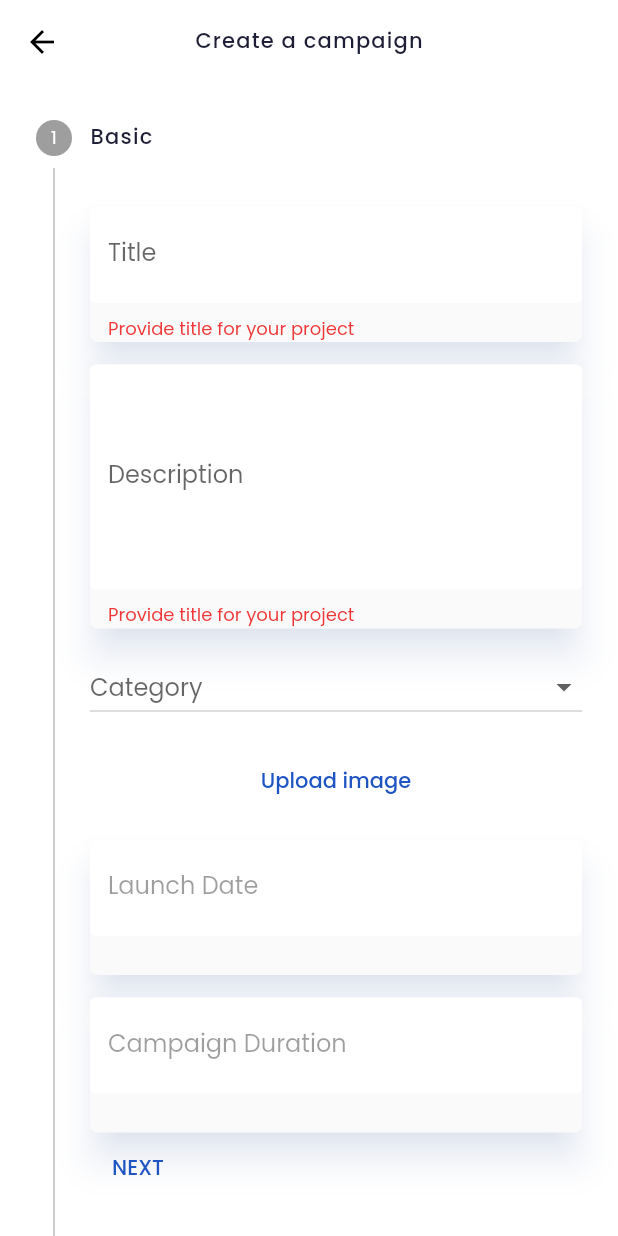
After one commit to AjjuSingh/Crowdfunding-App, a Flutter app: the CreateCampaignPage screen opened directly, after a tap on "NEXT", on a phone screen of 412 x 824 dp. The commit adds this screen. Run offline on Flutter 3.47's test engine with Material 2 defaults, Android fonts, the phone set to English and light mode, and no system bars; our stand-ins replace dartz, dio, google_fonts, modal_bottom_sheet, percent_indicator, pin_code_fields and 1 more; accounts and stored records are empty.

Commit message:
Added Ui for create campaign

```diff
--- a/lib/constants/api_path.dart
+++ b/lib/constants/api_path.dart
@@ -7,6 +7,8 @@ class ApiPath {
   static final String resetPassword = "reset";
 
   static String profileBasic = "user";
+
+  static final String createCampaign = "create/campaign";
 }
 
 class APIConstants {
--- a/lib/main.dart
+++ b/lib/main.dart
@@ -69,9 +69,6 @@ class __AppBootStrapperState extends State<_AppBootStrapper> {
         "/login/email": (context) => EmailLoginPage(),
         "/signup": (context) => SignUpPage(),
         "/activate": (context) => ActivateAccountPage(),
-
-        /// Testing widget
-        "/whoareyou": (context) => WhoAreYou()
       },
     );
   }
--- /dev/null
+++ b/lib/models/campaign/campaign_model.dart
@@ -0,0 +1,187 @@
+// To parse this JSON data, do
+//
+//     final campaign = campaignFromJson(jsonString);
+
+import 'dart:convert';
+
+Campaign campaignFromJson(String str) => Campaign.fromJson(json.decode(str));
+
+String campaignToJson(Campaign data) => json.encode(data.toJson());
+
+class Campaign {
+  Campaign({
+    this.title,
+    this.subTitle,
+    this.category,
+    this.location,
+    this.image,
+    this.launchDate,
+    this.campaignDuration,
+    this.funding,
+    this.story,
+    this.people,
+    this.bankAccount,
+  });
+
+  String? title;
+  String? subTitle;
+  String? category;
+  String? location;
+  String? image;
+  String? launchDate;
+  String? campaignDuration;
+  String? funding;
+  Story? story;
+  People? people;
+  BankAccount? bankAccount;
+
+  factory Campaign.fromJson(Map<String, dynamic> json) => Campaign(
+        title: json["title"],
+        subTitle: json["subTitle"],
+        category: json["category"],
+        location: json["location"],
+        image: json["image"],
+        launchDate: json["launchDate"],
+        campaignDuration: json["campaignDuration"],
+        funding: json["funding"],
+        story: Story.fromJson(json["story"]),
+        people: People.fromJson(json["people"]),
+        bankAccount: BankAccount.fromJson(json["bankAccount"]),
+      );
+
+  Map<String, dynamic> toJson() => {
+        "title": title,
+        "subTitle": subTitle,
+        "category": category,
+        "location": location,
+        "image": image,
+        "launchDate": launchDate,
+        "campaignDuration": campaignDuration,
+        "funding": funding,
+        "story": story!.toJson(),
+        "people": people!.toJson(),
+        "bankAccount": bankAccount!.toJson(),
+      };
+}
+
+class BankAccount {
+  BankAccount({
+    this.fullName,
+    this.ifsc,
+    this.accountNumber,
+  });
+
+  String? fullName;
+  String? ifsc;
+  int? accountNumber;
+
+  factory BankAccount.fromJson(Map<String, dynamic> json) => BankAccount(
+        fullName: json["fullName"],
+        ifsc: json["ifsc"],
+        accountNumber: json["accountNumber"],
+      );
+
+  Map<String, dynamic> toJson() => {
+        "fullName": fullName,
+        "ifsc": ifsc,
+        "accountNumber": accountNumber,
+      };
+}
+
+class People {
+  People({
+    this.fullName,
+    this.email,
+    this.photo,
+    this.biography,
+    this.identity,
+  });
+
+  String? fullName;
+  String? email;
+  String? photo;
+  String? biography;
+  Identity? identity;
+
+  factory People.fromJson(Map<String, dynamic> json) => People(
+        fullName: json["fullName"],
+        email: json["email"],
+        photo: json["photo"],
+        biography: json["biography"],
+        identity: Identity.fromJson(json["identity"]),
+      );
+
+  Map<String, dynamic> toJson() => {
+        "fullName": fullName,
+        "email": email,
+        "photo": photo,
+        "biography": biography,
+        "identity": identity!.toJson(),
+      };
+}
+
+class Identity {
+  Identity({
+    this.firstName,
+    this.lastName,
+    this.dob,
+    this.address,
+    this.city,
+    this.postalCode,
+    this.country,
+    this.phoneNumber,
+  });
+
+  String? firstName;
+  String? lastName;
+  String? dob;
+  String? address;
+  String? city;
+  int? postalCode;
+  String? country;
+  int? phoneNumber;
+
+  factory Identity.fromJson(Map<String, dynamic> json) => Identity(
+        firstName: json["firstName"],
+        lastName: json["lastName"],
+        dob: json["dob"],
+        address: json["address"],
+        city: json["city"],
+        postalCode: json["postalCode"],
+        country: json["country"],
+        phoneNumber: json["phoneNumber"],
+      );
+
+  Map<String, dynamic> toJson() => {
+        "firstName": firstName,
+        "lastName": lastName,
+        "dob": dob,
+        "address": address,
+        "city": city,
+        "postalCode": postalCode,
+        "country": country,
+        "phoneNumber": phoneNumber,
+      };
+}
+
+class Story {
+  Story({
+    this.description,
+    this.environmentCommitment,
+  });
+
+  String? description;
+  List<String>? environmentCommitment;
+
+  factory Story.fromJson(Map<String, dynamic> json) => Story(
+        description: json["description"],
+        environmentCommitment:
+            List<String>.from(json["environment_commitment"].map((x) => x)),
+      );
+
+  Map<String, dynamic> toJson() => {
+        "description": description,
+        "environment_commitment":
+            List<dynamic>.from(environmentCommitment!.map((x) => x)),
+      };
+}
--- /dev/null
+++ b/lib/repository/campaign_repository/campaign_repository.dart
@@ -0,0 +1,6 @@
+import 'package:crowdfund_app/models/campaign/campaign_model.dart';
+
+abstract class CampaignRepository {
+  /// Get the list of crowdfunding campaigns
+  Future<void> createCampaign({Campaign campaign});
+}
--- /dev/null
+++ b/lib/repository/campaign_repository/campaign_repository_impl.dart
@@ -0,0 +1,23 @@
+import 'package:crowdfund_app/_utils/safe_print.dart';
+import 'package:crowdfund_app/constants/api_path.dart';
+import 'package:crowdfund_app/models/campaign/campaign_model.dart';
+import 'package:crowdfund_app/repository/campaign_repository/campaign_repository.dart';
+import 'package:crowdfund_app/services/services.dart';
+import 'package:dio/dio.dart';
+
+class CampaignRepositoryImpl extends CampaignRepository {
+  /// Http service
+  HttpService _httpService = HttpFactory.create();
+
+  @override
+  Future<void> createCampaign({Campaign? campaign}) {
+    var response;
+    try {
+      response = _httpService.post(
+          url: ApiPath.createCampaign, queryParams: campaign!.toJson());
+    } catch (e) {
+      safePrint(e.toString());
+    }
+    return response;
+  }
+}
--- a/lib/services/http_service.dart
+++ b/lib/services/http_service.dart
@@ -1,3 +1,5 @@
+import 'dart:convert';
+
 import 'package:crowdfund_app/caching/app_shared_preferences_caching.dart';
 import 'package:dio/dio.dart';
 
@@ -13,7 +15,6 @@ class HttpFactory {
 abstract class HttpService {
   /// Dio http client setup
   /// Base options and other stuff 👍
-  late Response _response;
   late Dio dio;
 
   /// Development backend URL
@@ -23,37 +24,16 @@ abstract class HttpService {
   final String _prodUrl = "https://aqueous-earth-15157.herokuapp.com";
 
   /// Init method to create instance of Dio
-  void init() {
+  void init() async {
+    PreferenceStore preferenceStore = await PreferenceStore.create();
+    String token = preferenceStore.getToken!;
+
     // Base options
-    BaseOptions options = new BaseOptions(
-      baseUrl: _prodUrl,
-    );
+    BaseOptions options = new BaseOptions(baseUrl: _prodUrl, headers: {
+      "Authorization": "Bearer $token",
+      "Content-Type": "application/json"
+    });
     dio = new Dio(options);
-  }
-
-  /// Build headers
-  Map _buildHeaders({String? authToken}) {
-    Map<String, String> headers = Map();
-    headers["Content-Type"] = "application/json";
-    if (authToken != null) {
-      headers["Authorization"] = "Bearer $authToken";
-    }
-    return headers;
-  }
-
-  String _buildUrl({
-    required String endpoint,
-    Map<String, dynamic>? queryParams,
-  }) {
-    var apiUrl = Uri.parse(_baseUrl);
-    String apiPath = apiUrl.path + "/" + endpoint;
-    final url = Uri(
-            scheme: apiUrl.scheme,
-            host: apiUrl.host,
-            path: apiPath,
-            queryParameters: queryParams)
-        .toString();
-    return url;
   }
 
   Future<dynamic> get({
@@ -61,42 +41,23 @@ abstract class HttpService {
     Map<String, dynamic>? queryParams,
   }) async {
     try {
-      // TODO: Get user token from shared preference
-
-      // TODO: Pass token to _buildHeaders method
-
-      Response response =
-          await dio.get(url!, queryParameters: queryParams, options: Options());
-      return response;
+      Response response = await dio.get(url!,
+          queryParameters: queryParams,
+          options: Options(contentType: "application/json"));
+      var decodedResponse = jsonDecode(response.data);
+      return decodedResponse;
     } catch (_) {}
   }
 
-  Future<Dio> getApiClient() async {
-    PreferenceStore store = await PreferenceStore.create();
-    var token = store.getToken;
-    dio.interceptors.clear();
-    dio.interceptors.add(InterceptorsWrapper(
-        onRequest: (RequestOptions options, RequestInterceptorHandler handler) {
-          // Do something before request is sent
-          options.headers["Authorization"] = "Bearer " + token!;
-        },
-        onResponse: (Response response, ResponseInterceptorHandler) {},
-        onError:
-            (DioError error, ErrorInterceptorHandler interceptorHandler) async {
-          // Do something with response error
-          if (error.response?.statusCode == 403) {
-            dio.interceptors.requestLock.lock();
-            dio.interceptors.responseLock.lock();
-            // RequestOptions options = error.response.request;
-            // FirebaseUser user = await FirebaseAuth.instance.currentUser();
-            // token = await user.getIdToken(refresh: true);
-            // await writeAuthKey(token);
-
-            dio.interceptors.requestLock.unlock();
-            dio.interceptors.responseLock.unlock();
-          }
-        }));
-    dio.options.baseUrl = _baseUrl;
-    return dio;
+  Future<dynamic> post({
+    String? url,
+    Map<String, dynamic>? queryParams,
+  }) async {
+    try {
+      Response response = await dio.post(url!,
+          data: queryParams, options: Options(contentType: "application/json"));
+      var decodedResponse = jsonDecode(response.data);
+      return decodedResponse;
+    } catch (_) {}
   }
 }
--- /dev/null
+++ b/lib/services/services.dart
@@ -0,0 +1,4 @@
+export 'auth_user_service.dart';
+export 'auth_user_service_impl.dart';
+export 'http_service.dart';
+export 'native_http_service.dart';
--- a/lib/themes.dart
+++ b/lib/themes.dart
@@ -7,7 +7,12 @@ ThemeData lightThemeData(BuildContext context) {
   return ThemeData.light().copyWith(
     primaryColor: kPrimaryColor,
     scaffoldBackgroundColor: Colors.white,
-    appBarTheme: appBarTheme,
+    appBarTheme: AppBarTheme(
+        titleTextStyle: TextStyle(color: Colors.black),
+        centerTitle: true,
+        elevation: 0,
+        iconTheme: IconThemeData(color: Colors.black),
+        backgroundColor: Colors.transparent),
     iconTheme: IconThemeData(color: kContentColorLightTheme),
     textTheme: GoogleFonts.poppinsTextTheme(Theme.of(context)
             .textTheme
@@ -20,6 +25,8 @@ ThemeData lightThemeData(BuildContext context) {
       secondary: kSecondaryColor,
       error: kErrorColor,
     ),
+    inputDecorationTheme:
+        InputDecorationTheme(hintStyle: TextStyle(color: Colors.black)),
     bottomNavigationBarTheme: BottomNavigationBarThemeData(
       backgroundColor: Colors.white,
       selectedItemColor: kContentColorLightTheme.withOpacity(0.7),
@@ -36,7 +43,12 @@ ThemeData darkThemeData(BuildContext context) {
   return ThemeData.dark().copyWith(
     primaryColor: kPrimaryColor,
     scaffoldBackgroundColor: kContentColorLightTheme,
-    appBarTheme: appBarTheme,
+    appBarTheme: AppBarTheme(
+        titleTextStyle: TextStyle(color: Colors.white),
+        iconTheme: IconThemeData(color: Colors.white),
+        centerTitle: true,
+        elevation: 0,
+        backgroundColor: Colors.transparent),
     iconTheme: IconThemeData(color: kContentColorDarkTheme),
     textTheme: GoogleFonts.robotoTextTheme(Theme.of(context).textTheme)
         .apply(bodyColor: kContentColorDarkTheme),
@@ -45,6 +57,8 @@ ThemeData darkThemeData(BuildContext context) {
       secondary: kSecondaryColor,
       error: kErrorColor,
     ),
+    inputDecorationTheme:
+        InputDecorationTheme(hintStyle: TextStyle(color: Color(0xFF121212))),
     bottomNavigationBarTheme: BottomNavigationBarThemeData(
       backgroundColor: kContentColorLightTheme,
       selectedItemColor: Colors.white70,
@@ -54,6 +68,3 @@ ThemeData darkThemeData(BuildContext context) {
     ),
   );
 }
-
-final appBarTheme = AppBarTheme(
-    centerTitle: true, elevation: 0, backgroundColor: Colors.transparent);
--- a/lib/ui/dashboard/dashboard_page.dart
+++ b/lib/ui/dashboard/dashboard_page.dart
@@ -1,4 +1,6 @@
 import 'package:crowdfund_app/constants/constants.dart';
+import 'package:crowdfund_app/routing/app_navigator.dart';
+import 'package:crowdfund_app/ui/dashboard/home/campaign/create_campaign_page.dart';
 import 'package:crowdfund_app/ui/dashboard/home/home_page.dart';
 import 'package:flutter/material.dart';
 import 'package:modal_bottom_sheet/modal_bottom_sheet.dart';
@@ -29,12 +31,6 @@ class _DashboardPageState extends State<DashboardPage> {
     ),
   ];
 
-  void _onItemTapped(int index) {
-    setState(() {
-      _selectedIndex = index;
-    });
-  }
-
   @override
   Widget build(BuildContext context) {
     return Scaffold(
@@ -54,9 +50,8 @@ class _DashboardPageState extends State<DashboardPage> {
                           itemBuilder: (context, index) {
                             return TextButton(
                               onPressed: () {
-                                ScaffoldMessenger.of(context).showSnackBar(SnackBar(
-                                    content: Text(
-                                        "Create a ${options[index]["text"]}")));
+                                AppNavigator.push(
+                                    context, options[index]["widget"]);
                               },
                               child: Row(
                                 children: [
@@ -83,10 +78,11 @@ class _DashboardPageState extends State<DashboardPage> {
         floatingActionButtonAnimator: FloatingActionButtonAnimator.scaling,
         floatingActionButtonLocation: FloatingActionButtonLocation.centerDocked,
         bottomNavigationBar: BottomAppBar(
-            shape: CircularNotchedRectangle(),
-            elevation: 4,
-            notchMargin: 12,
-            color: Colors.white,
+            shape: AutomaticNotchedShape(RoundedRectangleBorder(
+                borderRadius: BorderRadius.circular(14))),
+            elevation: 20,
+            color: Theme.of(context).scaffoldBackgroundColor,
+            notchMargin: 6,
             child: Row(
               mainAxisAlignment: MainAxisAlignment.spaceAround,
               children: [
@@ -165,7 +161,7 @@ class _DashboardPageState extends State<DashboardPage> {
         color: AppColors.black,
       ),
       "text": "Start a campaign",
-      "widget": Placeholder()
+      "widget": CreateCampaignPage()
     }
   ];
 }
--- /dev/null
+++ b/lib/ui/dashboard/home/campaign/campaign_form_pages/basic_section.dart
@@ -0,0 +1,128 @@
+import 'package:crowdfund_app/_utils/safe_print.dart';
+import 'package:crowdfund_app/constants/app_config.dart';
+import 'package:crowdfund_app/widgets/text_form_field.dart';
+import 'package:flutter/cupertino.dart';
+import 'package:flutter/material.dart';
+
+class BasicSetupSection extends StatefulWidget {
+  final GlobalKey<FormState>? formKey;
+
+  const BasicSetupSection({Key? key, this.formKey}) : super(key: key);
+  @override
+  _BasicSetupSectionState createState() => _BasicSetupSectionState();
+}
+
+class _BasicSetupSectionState extends State<BasicSetupSection> {
+  final TextEditingController _titleController = TextEditingController();
+
+  final TextEditingController _descriptionController = TextEditingController();
+
+  final TextEditingController _launchDateController = TextEditingController();
+  String? category;
+
+  @override
+  Widget build(BuildContext context) {
+    return Form(
+        key: widget.formKey,
+        child: Column(
+          mainAxisAlignment: MainAxisAlignment.spaceAround,
+          children: [
+            SizedBox(
+              height: 10,
+            ),
+            VTextFormField(
+              inputType: TextInputType.multiline,
+              controller: _titleController,
+              title: "Title",
+              validator: (val) {
+                if (val.isEmpty) {
+                  return "Provide title for your project";
+                }
+                return null;
+              },
+            ),
+            SizedBox(
+              height: 15,
+            ),
+            VTextFormField(
+              inputType: TextInputType.multiline,
+              controller: _descriptionController,
+              title: "Description",
+              maxLine: 5,
+              validator: (val) {
+                if (val.isEmpty) {
+                  return "Provide title for your project";
+                }
+                return null;
+              },
+            ),
+            SizedBox(
+              height: 15,
+            ),
+            DropdownButton<String>(
+              hint: Text("Category"),
+              items: [
+                DropdownMenuItem(
+                  child: Text("Science"),
+                  value: "Science",
+                ),
+                DropdownMenuItem(
+                  child: Text("Art"),
+                  value: "Art",
+                ),
+                DropdownMenuItem(
+                  child: Text("Social"),
+                  value: "Social",
+                ),
+                DropdownMenuItem(
+                  child: Text("Lifestyle"),
+                  value: "Lifestyle",
+                )
+              ],
+              elevation: 5,
+              isExpanded: true,
+              value: category,
+              onChanged: (val) {
+                setState(() {
+                  category = val;
+                });
+              },
+            ),
+            SizedBox(
+              height: 15,
+            ),
+            TextButton(onPressed: () {}, child: Text("Upload image")),
+            SizedBox(
+              height: 15,
+            ),
+            VTextFormField(
+              inputType: TextInputType.multiline,
+              controller: _launchDateController,
+              title: "Launch Date",
+              enabled: false,
+              validator: (val) {
+                if (val.isEmpty) {
+                  return "Provide title for your project";
+                }
+                return null;
+              },
+            ),
+            SizedBox(
+              height: 15,
+            ),
+            VTextFormField(
+              inputType: TextInputType.multiline,
+              controller: _launchDateController,
+              title: "Campaign Duration",
+              enabled: false,
+              validator: (val) {
+                if (val.isEmpty) {
+                  return "Provide title for your project";
+                }
+                return null;
+              },
+            ),
+          ],
+        ));
+  }
+}
--- /dev/null
+++ b/lib/ui/dashboard/home/campaign/create_campaign_page.dart
@@ -0,0 +1,70 @@
+import 'package:crowdfund_app/_utils/safe_print.dart';
+import 'package:crowdfund_app/ui/dashboard/home/campaign/campaign_form_pages/basic_section.dart';
+import 'package:flutter/material.dart';
+import 'package:provider/provider.dart';
+
+class CreateCampaignPage extends StatefulWidget {
+  @override
+  _CreateCampaignPageState createState() => _CreateCampaignPageState();
+}
+
+class _CreateCampaignPageState extends State<CreateCampaignPage> {
+  GlobalKey<FormState> _basicFormKey = GlobalKey<FormState>();
+  List<GlobalKey<FormState>> keys = <GlobalKey<FormState>>[];
+
+  int currentStep = 0;
+  @override
+  void initState() {
+    super.initState();
+    keys.add(_basicFormKey);
+  }
+
+  @override
+  Widget build(BuildContext context) {
+    TextTheme theme = Theme.of(context).textTheme;
+
+    return Scaffold(
+      appBar: AppBar(
+        title: Text(
+          "Create a campaign",
+          style: theme.bodyText1,
+        ),
+      ),
+      body: Stepper(
+        currentStep: 0,
+        type: StepperType.vertical,
+        controlsBuilder: (BuildContext context,
+            {VoidCallback? onStepContinue, VoidCallback? onStepCancel}) {
+          switch (currentStep) {
+            case 0:
+              return Row(
+                children: <Widget>[
+                  TextButton(
+                    onPressed: _basicValidation,
+                    child: const Text('NEXT'),
+                  ),
+                ],
+              );
+          }
+          return Text("Hello");
+        },
+        steps: [
+          Step(
+              title: Text("Basic"),
+              content: BasicSetupSection(
+                formKey: keys[0],
+              )),
+          Step(title: Text("Funding"), content: Text("Widgets")),
+          Step(title: Text("People"), content: Text("Widgets")),
+          Step(title: Text("Payment"), content: Text("Widgets")),
+        ],
+      ),
+    );
+  }
+
+  void _basicValidation() {
+    if (keys[0].currentState!.validate()) {
+      safePrint("Validating basic");
+    }
+  }
+}
--- a/lib/ui/dashboard/home/home_page.dart
+++ b/lib/ui/dashboard/home/home_page.dart
@@ -38,7 +38,6 @@ class _HomePageState extends State<HomePage> {
                   ),
                   onPressed: () {})
             ],
-            backgroundColor: Colors.white,
           ),
           SliverPadding(
             padding: EdgeInsets.all(kPadding),
--- a/lib/widgets/text_form_field.dart
+++ b/lib/widgets/text_form_field.dart
@@ -12,15 +12,20 @@ class VTextFormField extends StatelessWidget {
   final TextEditingController? controller;
   final IconData? suffixIcon;
   final Function? validator;
+  final int? maxLine;
+  final bool? enabled;
 
-  VTextFormField(
-      {this.title,
-      this.inputType,
-      this.onTapSuffixIcon,
-      this.isObscureText = false,
-      this.suffixIcon,
-      this.controller,
-      this.validator});
+  VTextFormField({
+    required this.title,
+    required this.inputType,
+    this.onTapSuffixIcon,
+    this.isObscureText = false,
+    this.suffixIcon,
+    required this.controller,
+    required this.validator,
+    this.maxLine,
+    this.enabled,
+  });
 
   @override
   Widget build(BuildContext context) {
@@ -30,17 +35,21 @@ class VTextFormField extends StatelessWidget {
         elevation: 10,
         borderRadius: BorderRadius.circular(kSmallRadius),
         child: TextFormField(
+          focusNode: FocusNode(canRequestFocus: false),
           autovalidateMode: AutovalidateMode.onUserInteraction,
           obscureText: isObscureText,
           controller: controller,
           keyboardType: inputType,
           validator: (val) => validator!(val),
+          maxLines: maxLine,
+          enabled: enabled,
+          enableInteractiveSelection: true,
           decoration: InputDecoration(
               suffixIcon:
                   InkWell(onTap: onTapSuffixIcon, child: Icon(suffixIcon)),
+              hintText: title,
+              filled: true,
               labelText: title,
-              labelStyle: TextStyle(color: AppColors.black),
-              filled: true,
               fillColor: Colors.white,
               border: OutlineInputBorder(
                 borderSide: BorderSide.none,
```
